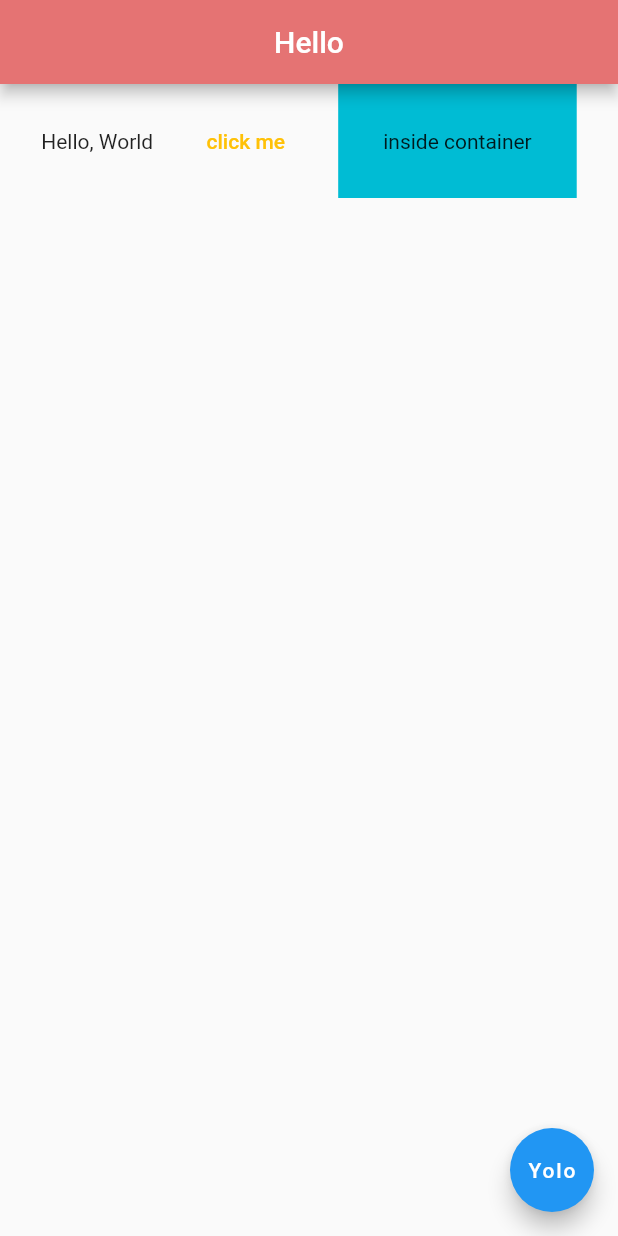
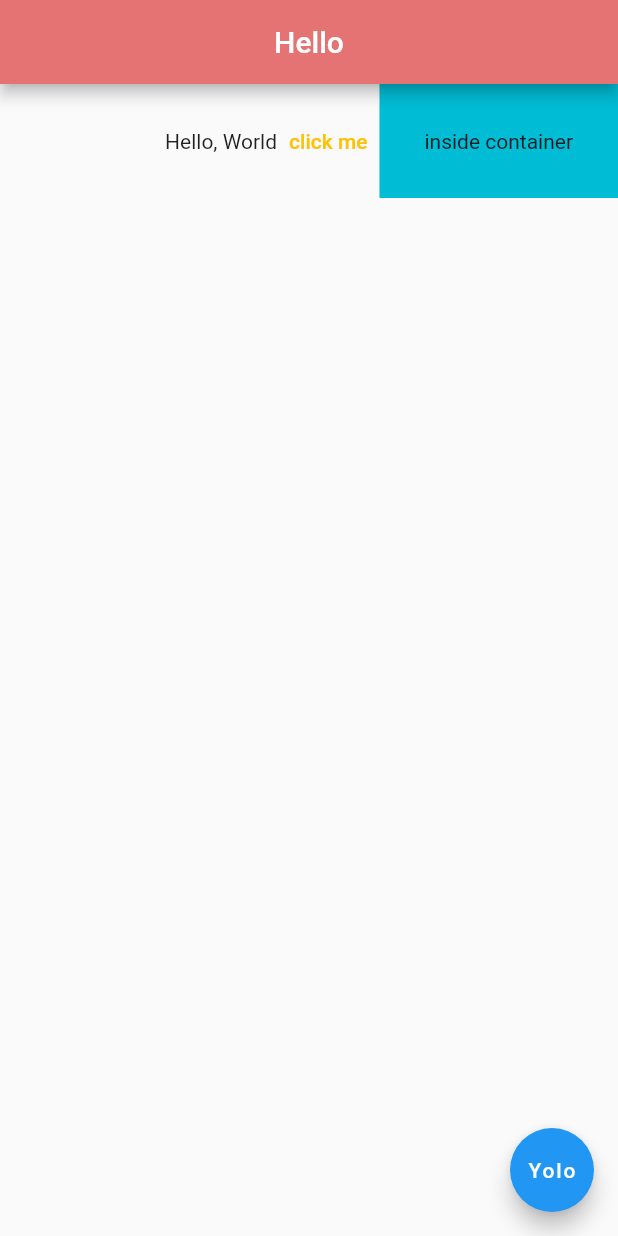
Before and after one commit to pewebdevelopment/Zen-Flutter-PlayGround, a Flutter app: the screen it shows after launch, on a phone screen of 412 x 824 dp. Run offline on Flutter 3.47's test engine with Material 2 defaults, Android fonts, the phone set to English and light mode, and no system bars; missing offline and left inert: dart:html.

Commit message:
MainAxisAlignment.end

```diff
--- a/lib/main.dart
+++ b/lib/main.dart
@@ -15,7 +15,7 @@ class Home extends StatelessWidget {
           backgroundColor: Colors.red[300],
         ),
         body: Row(
-          mainAxisAlignment: MainAxisAlignment.spaceEvenly,
+          mainAxisAlignment: MainAxisAlignment.end,
           children: <Widget>[
             Text('Hello, World'),
             TextButton(
```
